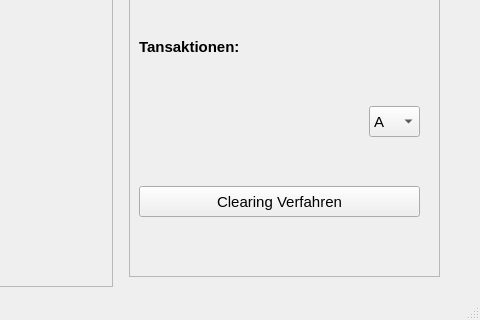
FankStimmel/Bankbilanz, file mainwindow.ui: the form before one commit; both pictures show x 548 to 1028 and y 441 to 761 of the 1028 by 761 pixel window.
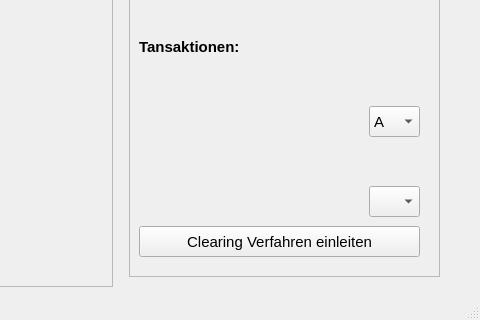
The form after the commit. The open tabs and pages were chosen to show the change.

```diff
--- a/mainwindow.ui
+++ b/mainwindow.ui
@@ -507,7 +507,7 @@
          <property name="geometry">
           <rect>
            <x>10</x>
-           <y>520</y>
+           <y>560</y>
            <width>281</width>
            <height>31</height>
           </rect>
@@ -518,7 +518,22 @@
           </font>
          </property>
          <property name="text">
-          <string>Clearing Verfahren</string>
+          <string>Clearing Verfahren einleiten</string>
+         </property>
+        </widget>
+        <widget class="QComboBox" name="comboBoxBoniAn">
+         <property name="geometry">
+          <rect>
+           <x>240</x>
+           <y>520</y>
+           <width>51</width>
+           <height>31</height>
+          </rect>
+         </property>
+         <property name="font">
+          <font>
+           <pointsize>11</pointsize>
+          </font>
          </property>
         </widget>
        </widget>
```
Left out of the diff: 2 changed lines with no effect on the pictures.
